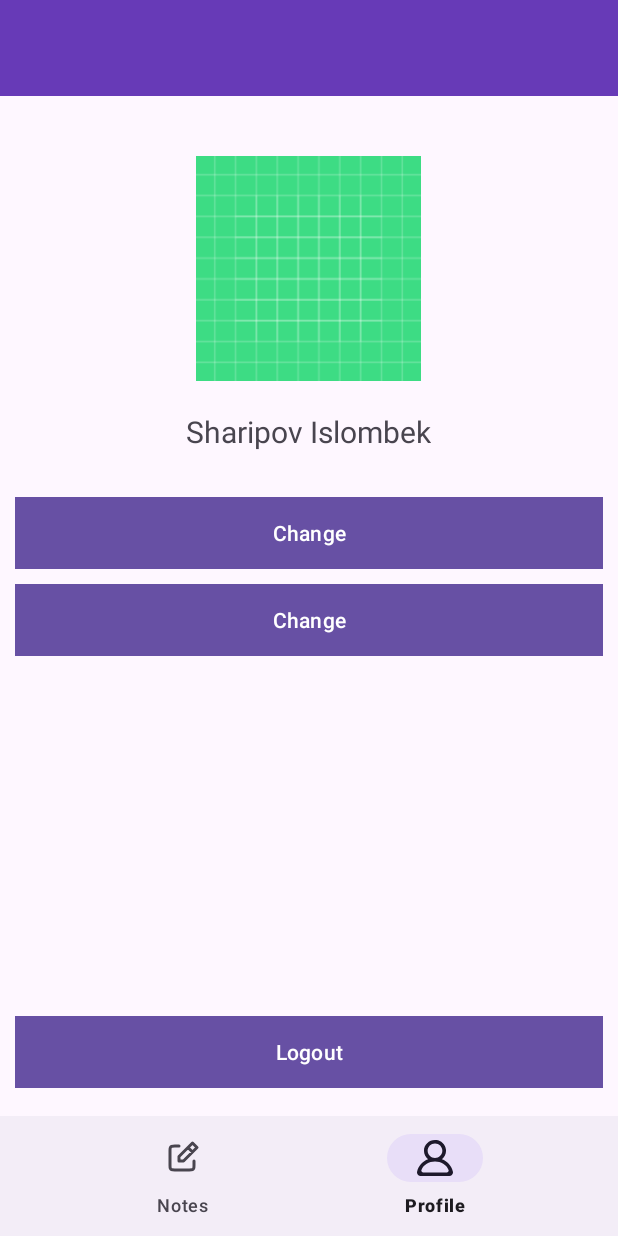
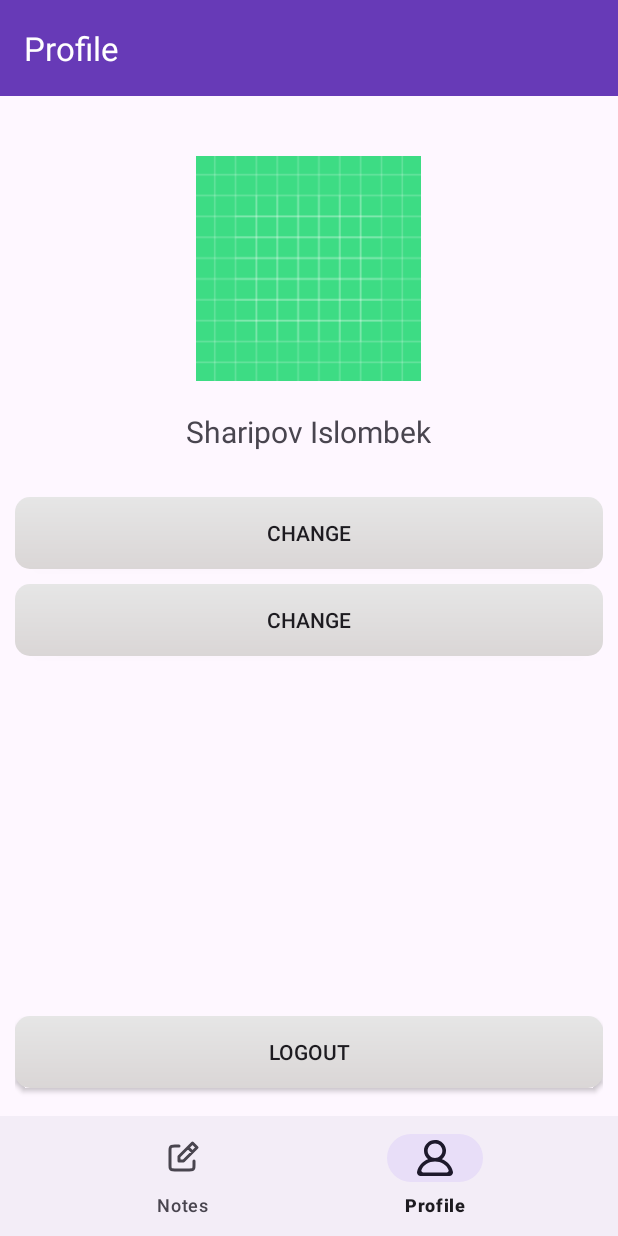
Before and after one commit to IslomW/NoteApp, an Android app: the MainActivity screen opened directly, with no data from a screen before it, item 2 of the bottom bar chosen, on a phone screen of 412 x 824 dp. Run offline under Robolectric (Android 15) with nearby library versions, the phone set to English and light mode, and no system bars.

Commit message:
update Ui

```diff
--- a/app/src/main/java/com/example/noteapp/MainActivity.java
+++ b/app/src/main/java/com/example/noteapp/MainActivity.java
@@ -38,7 +38,7 @@ public class MainActivity extends BaseActivity<ActivityMainBinding> {
     protected void onCreate(@Nullable Bundle savedInstanceState) {
         super.onCreate(savedInstanceState);
         replaceFragment(R.id.nav_notes);
-        generateNotes();
+//        generateNotes();
 
         binding.bottomNav.setOnItemSelectedListener(new NavigationBarView.OnItemSelectedListener() {
             @Override
@@ -58,14 +58,14 @@ public class MainActivity extends BaseActivity<ActivityMainBinding> {
             if (notesFragment == null)
                 notesFragment = new NotesFragment();
 
-            getSupportFragmentManager().beginTransaction().replace(R.id.frament_container, notesFragment).commit();
+            getSupportFragmentManager().beginTransaction().replace(R.id.fragment_container, notesFragment).commit();
             setTitle("Notes");
         } else if (tabId == R.id.nav_profile) {
 
             if (profileFragment == null)
                 profileFragment = new ProfileFragment();
 
-            getSupportFragmentManager().beginTransaction().replace(R.id.frament_container, profileFragment).commit();
+            getSupportFragmentManager().beginTransaction().replace(R.id.fragment_container, profileFragment).commit();
             setTitle("Profile");
 
         }
--- a/app/src/main/java/com/example/noteapp/NotesFragment.java
+++ b/app/src/main/java/com/example/noteapp/NotesFragment.java
@@ -21,7 +21,7 @@ import java.util.ArrayList;
 public class NotesFragment extends BaseFragment<FragmentNotesBinding> {
 
     private NoteListAdapter noteListAdapter;
-    private ArrayList<Note> noteArrayList;
+    private ArrayList<Note> noteArrayList = new ArrayList<>();
 
 
     @Override
@@ -54,4 +54,16 @@ public class NotesFragment extends BaseFragment<FragmentNotesBinding> {
     }
 
 
+    @Override
+    public void onStart() {
+        super.onStart();
+        noteArrayList.clear();
+        noteArrayList.addAll(baseActivity.dataBaseHelper.getNotes());
+    }
+
+    @Override
+    public void onResume() {
+        super.onResume();
+        noteListAdapter.notifyDataSetChanged();
+    }
 }
--- a/app/src/main/java/com/example/noteapp/db/DataBaseHelper.java
+++ b/app/src/main/java/com/example/noteapp/db/DataBaseHelper.java
@@ -32,10 +32,10 @@ public class DataBaseHelper extends SQLiteOpenHelper {
 
     public void addNote(Note note, boolean multiple) {
         //INSERT INTO NOTES (title, content) VALUES ("title 1", "content 1");
-        String insert_sql = "INSERT INTO "+Note.Entry.TABLE_NAME+" ("+Note.Entry.TITLE+", "+Note.Entry.CONTENT+
-                ") VALUES ('"+ note.getTitle()+"', '"+note.getContent()+"' );";
-//        String insert_sql = String.format("INSERT INTO %s (%s, %s) VALUES ('%s', '%s');",
-//                Note.Entry.TABLE_NAME, Note.Entry.TITLE, Note.Entry.CONTENT, note.getTitle(), note.getContent());
+//        String insert_sql = "INSERT INTO "+Note.Entry.TABLE_NAME+" ("+Note.Entry.TITLE+", "+Note.Entry.CONTENT+
+//                ") VALUES ('"+ note.getTitle()+"', '"+note.getContent()+"' );";
+        String insert_sql = String.format("INSERT INTO %s (%s, %s) VALUES ('%s', '%s');",
+                Note.Entry.TABLE_NAME, Note.Entry.TITLE, Note.Entry.CONTENT, note.getTitle(), note.getContent());
 
 
         Log.d("SQLite", insert_sql);
--- /dev/null
+++ b/app/src/main/res/drawable/custom_button.xml
@@ -0,0 +1,7 @@
+<?xml version="1.0" encoding="utf-8"?>
+<shape xmlns:android="http://schemas.android.com/apk/res/android">
+<corners android:radius="10dp"/>
+    <gradient android:startColor="#E6E6E6"
+        android:angle="100"
+        android:endColor="#DAD6D6"/>
+</shape>
--- a/app/src/main/res/layout/activity_add_new_card.xml
+++ b/app/src/main/res/layout/activity_add_new_card.xml
@@ -35,7 +35,7 @@
 
         <androidx.cardview.widget.CardView
             android:layout_width="match_parent"
-            android:layout_height="400dp"
+            android:layout_height="200dp"
             android:layout_margin="4dp"
             android:layout_marginTop="30dp"
             app:cardCornerRadius="10dp"
@@ -60,7 +60,11 @@
             android:id="@+id/button_create_note"
             android:layout_width="wrap_content"
             android:layout_height="wrap_content"
-            android:text="Add note" />
+            android:text="Add note"
+            android:background="@drawable/custom_button"
+            android:layout_margin="10dp"
+            android:layout_gravity="center_horizontal"
+            />
 
 
     </LinearLayout>
--- a/app/src/main/res/layout/activity_login.xml
+++ b/app/src/main/res/layout/activity_login.xml
@@ -49,6 +49,7 @@
             android:layout_width="match_parent"
             android:layout_height="wrap_content"
             android:layout_marginTop="10dp"
+            android:background="@drawable/custom_button"
             android:text="Login" />
 
         <TextView
--- a/app/src/main/res/layout/activity_main.xml
+++ b/app/src/main/res/layout/activity_main.xml
@@ -6,12 +6,29 @@
     android:layout_height="match_parent"
     tools:context=".MainActivity">
 
+    <com.google.android.material.appbar.AppBarLayout
+        android:id="@+id/app_bar"
+        android:layout_width="match_parent"
+        android:layout_height="wrap_content"
+        app:layout_constraintLeft_toLeftOf="parent"
+        app:layout_constraintRight_toRightOf="parent"
+        app:layout_constraintTop_toTopOf="parent">
+
+        <androidx.appcompat.widget.Toolbar
+            android:id="@+id/toolbar"
+            android:layout_width="match_parent"
+            android:layout_height="wrap_content"
+            android:background="@color/colorPrimary"
+            app:titleTextColor="@color/white"
+            />
+    </com.google.android.material.appbar.AppBarLayout>
+
 
     <FrameLayout
-        android:id="@+id/frament_container"
+        android:id="@+id/fragment_container"
         android:layout_width="0dp"
         android:layout_height="0dp"
-        app:layout_constraintTop_toTopOf="parent"
+        app:layout_constraintTop_toBottomOf="@id/app_bar"
         app:layout_constraintStart_toStartOf="parent"
         app:layout_constraintEnd_toEndOf="parent"
         app:layout_constraintBottom_toTopOf="@id/bottom_nav"
--- a/app/src/main/res/layout/activity_register.xml
+++ b/app/src/main/res/layout/activity_register.xml
@@ -114,6 +114,7 @@
         android:layout_height="wrap_content"
         android:layout_margin="16dp"
         android:text="CREATE ACCONT"
+        android:background="@drawable/custom_button"
         app:layout_constraintBottom_toBottomOf="parent" />
 
 
--- a/app/src/main/res/layout/fragment_profile.xml
+++ b/app/src/main/res/layout/fragment_profile.xml
@@ -4,21 +4,6 @@
     android:layout_width="match_parent"
     android:layout_height="match_parent">
 
-    <com.google.android.material.appbar.AppBarLayout
-        android:id="@+id/app_bar"
-        android:layout_width="match_parent"
-        android:layout_height="wrap_content"
-        app:layout_constraintEnd_toEndOf="parent"
-        app:layout_constraintStart_toStartOf="parent"
-        app:layout_constraintTop_toTopOf="parent">
-
-
-        <androidx.appcompat.widget.Toolbar
-            android:id="@+id/toolbar"
-            android:layout_width="match_parent"
-            android:layout_height="wrap_content"
-            android:background="@color/colorPrimary" />
-    </com.google.android.material.appbar.AppBarLayout>
 
     <LinearLayout
         android:layout_width="match_parent"
@@ -29,7 +14,7 @@
         app:layout_constraintBottom_toBottomOf="parent"
         app:layout_constraintEnd_toEndOf="parent"
         app:layout_constraintStart_toStartOf="parent"
-        app:layout_constraintTop_toBottomOf="@+id/app_bar">
+        app:layout_constraintTop_toTopOf="parent">
 
         <ImageView
             android:id="@+id/image_view_profile_photo"
@@ -46,28 +31,30 @@
             android:text="Sharipov Islombek"
             android:textSize="20sp" />
 
-        <Button
+        <androidx.appcompat.widget.AppCompatButton
             android:id="@+id/button_1"
             android:layout_width="match_parent"
             android:layout_height="wrap_content"
             android:layout_marginTop="30dp"
-            android:background="@color/white"
+            android:background="@drawable/custom_button"
             android:text="Change" />
 
-        <Button
+        <androidx.appcompat.widget.AppCompatButton
             android:id="@+id/button_2"
             android:layout_width="match_parent"
             android:layout_height="wrap_content"
             android:layout_marginTop="10dp"
-            android:background="@color/white"
-            android:text="Change" />
+            android:background="@drawable/custom_button"
+            android:text="Change"
 
-        <Button
+            />
+
+        <androidx.appcompat.widget.AppCompatButton
             android:id="@+id/button_logout"
             android:layout_width="match_parent"
             android:layout_height="wrap_content"
             android:layout_marginTop="240dp"
-            android:background="@color/white"
+            android:background="@drawable/custom_button"
             android:text="Logout" />
 
     </LinearLayout>
```
